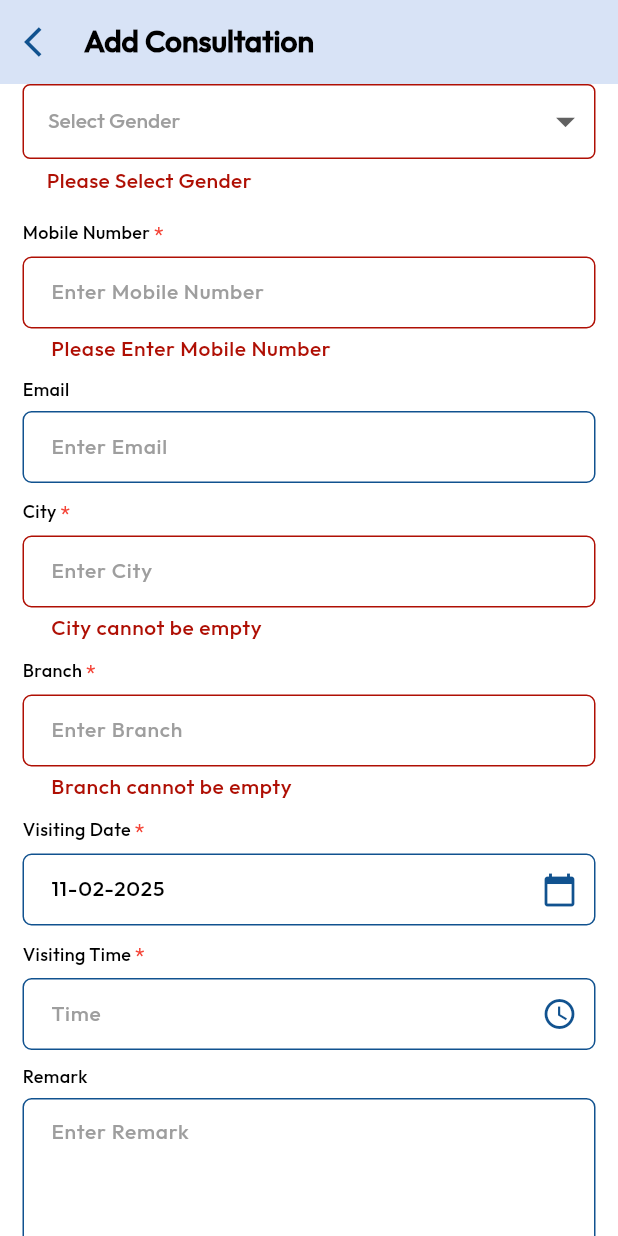
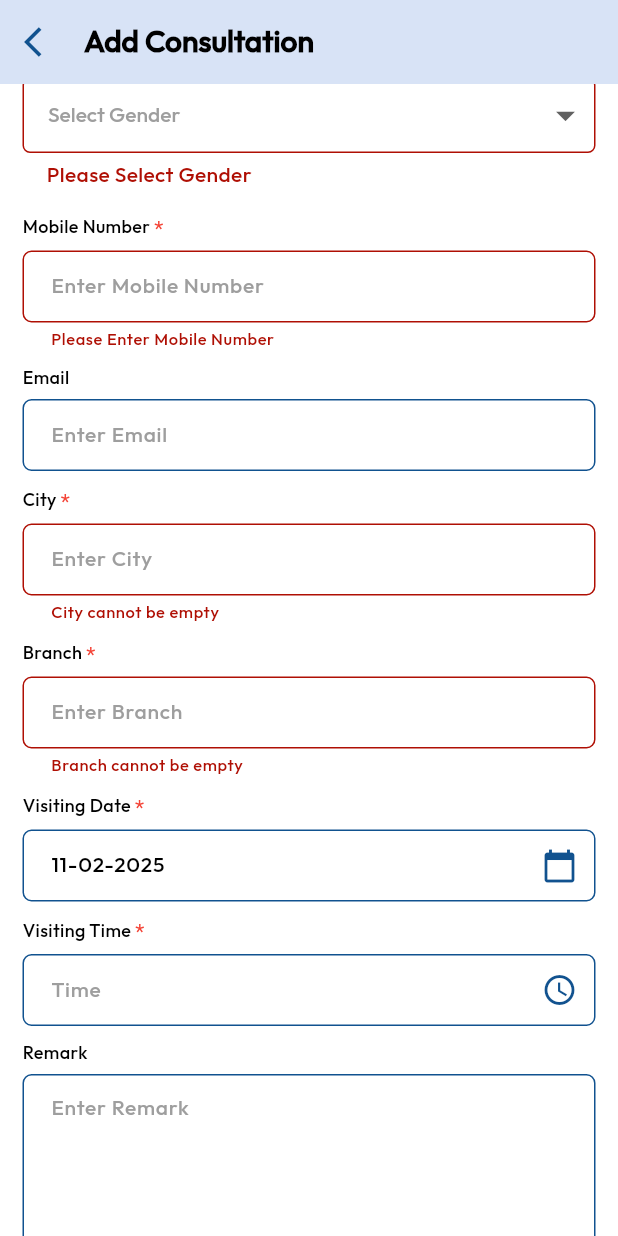
Before and after one commit to CalibrageInfoSystems/HFZ3rdphase, a Flutter app: the AddConsulationscreen screen opened directly with empty values, scrolled down 141 dp, after a tap on "Add Consultation", on a phone screen of 412 x 824 dp. Run offline on Flutter 3.47's test engine with Material 3 defaults, Android fonts, the phone set to English and light mode, and no system bars; our stand-ins replace bottom_navy_bar, calendar_date_picker2, connectivity, dotted_border, dropdown_button2, firebase_core and 14 more; missing offline and left inert: custom_date_range_picker, flutter_infinite_marquee, icon_decoration, loading_progress; accounts and stored records are empty; network calls fail.

Commit message:
Pushing custom form

```diff
--- a/lib/Common/custome_form_field.dart
+++ b/lib/Common/custome_form_field.dart
@@ -2,7 +2,6 @@ import 'package:flutter/material.dart';
 import 'package:flutter/services.dart';
 import 'package:hairfixingzone/Common/common_styles.dart';
 import 'package:hairfixingzone/CommonUtils.dart';
-
 
 class CustomeFormField extends StatelessWidget {
   final String label;
@@ -21,23 +20,28 @@ class CustomeFormField extends StatelessWidget {
   final TextStyle? errorStyle;
   final TextStyle? textStyle;
   final FocusNode? focusNode;
+  final int? maxLines;
+  final bool isMandatory;
+
   const CustomeFormField({
     Key? key,
     required this.label,
     this.keyboardType = TextInputType.text,
     this.maxLength,
+    this.isMandatory = true,
     this.maxLengthEnforcement,
     this.obscureText = false,
     this.suffixIcon,
     this.onTap,
     this.errorText,
+    this.maxLines = 1,
     this.onChanged,
     this.inputFormatters,
     this.validator,
     this.controller,
     this.readOnly = false,
     this.errorStyle,
-    this.textStyle,// Initialize the readOnly parameter with a default value
+    this.textStyle, // Initialize the readOnly parameter with a default value
     this.focusNode,
   }) : super(key: key);
 
@@ -51,12 +55,13 @@ class CustomeFormField extends StatelessWidget {
           children: [
             Text(
               '$label ',
-           style:CommonUtils.txSty_12b_fb,),
-
-            const Text(
-              '*',
-              style: TextStyle(color: Colors.red),
+              style: CommonUtils.txSty_12b_fb,
             ),
+            if (isMandatory)
+              const Text(
+                '*',
+                style: TextStyle(color: Colors.red),
+              ),
           ],
         ),
         const SizedBox(
@@ -67,7 +72,8 @@ class CustomeFormField extends StatelessWidget {
           controller: controller,
           decoration: InputDecoration(
             suffixIcon: suffixIcon,
-            contentPadding: const EdgeInsets.only(top: 15, bottom: 10, left: 15, right: 15),
+            contentPadding:
+                const EdgeInsets.only(top: 15, bottom: 10, left: 15, right: 15),
             focusedBorder: OutlineInputBorder(
               borderSide: const BorderSide(
                 color: Color(0xFF0f75bc),
@@ -94,9 +100,11 @@ class CustomeFormField extends StatelessWidget {
             hintText: 'Enter $label',
             hintStyle: CommonStyles.texthintstyle,
             errorText: errorText,
-            errorStyle: CommonStyles.texthintstyle.copyWith(color: Color.fromARGB(255, 175, 15, 4),),
+            errorStyle: CommonStyles.texthintstyle.copyWith(
+              color: Color.fromARGB(255, 175, 15, 4),
+              fontSize: 11,
+            ),
             counterText: "",
-
           ),
           focusNode: focusNode,
           inputFormatters: inputFormatters,
@@ -105,10 +113,12 @@ class CustomeFormField extends StatelessWidget {
           keyboardType: keyboardType,
           obscureText: obscureText,
           maxLength: maxLength,
+          maxLines: maxLines,
           maxLengthEnforcement: maxLengthEnforcement,
-          readOnly: readOnly, // Pass the readOnly parameter to the TextFormField
+          readOnly:
+              readOnly, // Pass the readOnly parameter to the TextFormField
           onTap: onTap,
-            style: CommonStyles.txSty_14b_fb,
+          style: CommonStyles.txSty_14b_fb,
           //  textStyle :CommonStyles.txSty_14b_fb
           // Add onTap to handle any additional logic if needed
         ),
```
